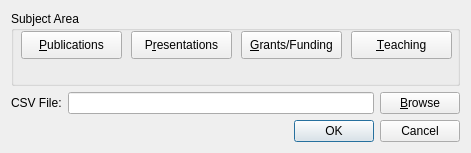
The window that src/ui/FileInputDialog.ui (Myu84/CSS) describes before a commit, drawn with Qt 5.
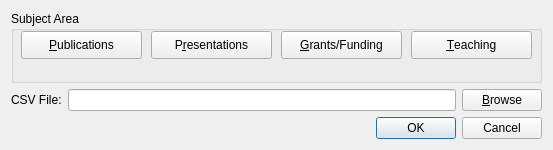
The same window after the commit.

Commit message: Fixed? Mac button layout issue

Diff of the .ui file:
```diff
--- a/src/ui/FileInputDialog.ui
+++ b/src/ui/FileInputDialog.ui
@@ -6,8 +6,8 @@
    <rect>
     <x>0</x>
     <y>0</y>
-    <width>471</width>
-    <height>153</height>
+    <width>553</width>
+    <height>150</height>
    </rect>
   </property>
   <property name="sizePolicy">
@@ -70,7 +70,7 @@
        <rect>
         <x>10</x>
         <y>20</y>
-        <width>101</width>
+        <width>121</width>
         <height>28</height>
        </rect>
       </property>
@@ -99,9 +99,9 @@
      <widget class="QPushButton" name="presentationButton">
       <property name="geometry">
        <rect>
-        <x>120</x>
+        <x>140</x>
         <y>20</y>
-        <width>101</width>
+        <width>121</width>
         <height>28</height>
        </rect>
       </property>
@@ -121,9 +121,9 @@
       </property>
       <property name="geometry">
        <rect>
-        <x>230</x>
+        <x>270</x>
         <y>20</y>
-        <width>101</width>
+        <width>121</width>
         <height>28</height>
        </rect>
       </property>
@@ -143,9 +143,9 @@
       </property>
       <property name="geometry">
        <rect>
-        <x>340</x>
+        <x>400</x>
         <y>20</y>
-        <width>101</width>
+        <width>121</width>
         <height>28</height>
        </rect>
       </property>
```
